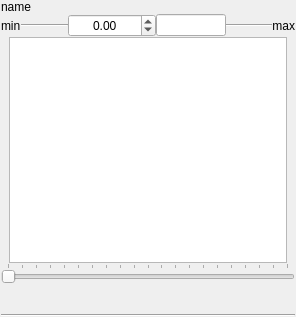
First picture: the form in qtfuzzylite/ui/Viewer.ui, repository fuzzylite/fuzzylite, before the edit.
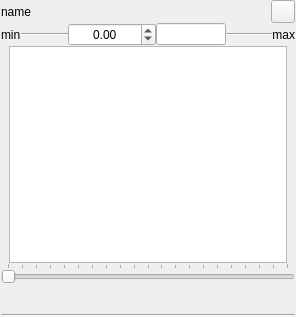
Second picture: the form after the edit.

Commit message: Only missing improvements to new viewer

```diff
--- a/qtfuzzylite/ui/Viewer.ui
+++ b/qtfuzzylite/ui/Viewer.ui
@@ -41,11 +41,41 @@
       <number>0</number>
      </property>
      <item>
+      <layout class="QHBoxLayout" name="horizontalLayout">
+       <property name="topMargin">
+        <number>0</number>
+       </property>
+       <item>
       <widget class="QLabel" name="lbl_name">
        <property name="text">
         <string>name</string>
        </property>
       </widget>
+       </item>
+       <item>
+        <spacer name="horizontalSpacer">
+         <property name="orientation">
+          <enum>Qt::Horizontal</enum>
+         </property>
+         <property name="sizeHint" stdset="0">
+          <size>
+           <width>40</width>
+           <height>20</height>
+          </size>
+         </property>
+        </spacer>
+       </item>
+       <item>
+        <widget class="QToolButton" name="btn_graph">
+         <property name="text">
+          <string/>
+         </property>
+         <property name="checkable">
+          <bool>true</bool>
+         </property>
+        </widget>
+       </item>
+      </layout>
      </item>
      <item>
       <layout class="QHBoxLayout" name="horizontalLayout_7">
```
Lines whose indentation alone changed are shown as unchanged. The commit also changes 4 other files.
